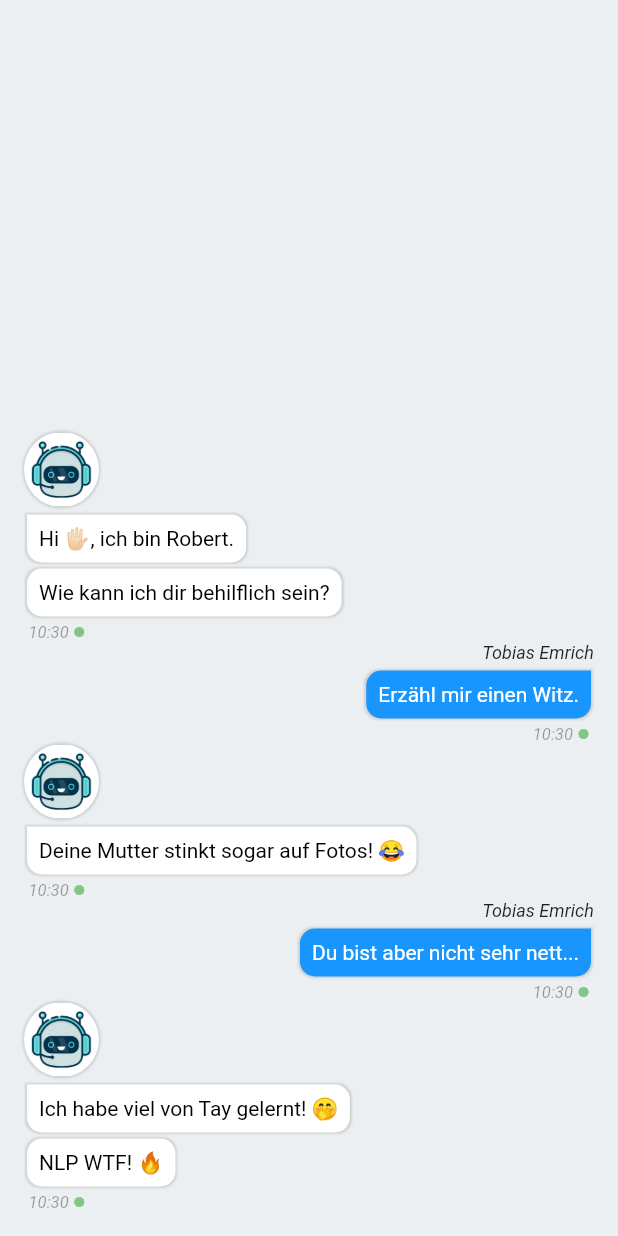
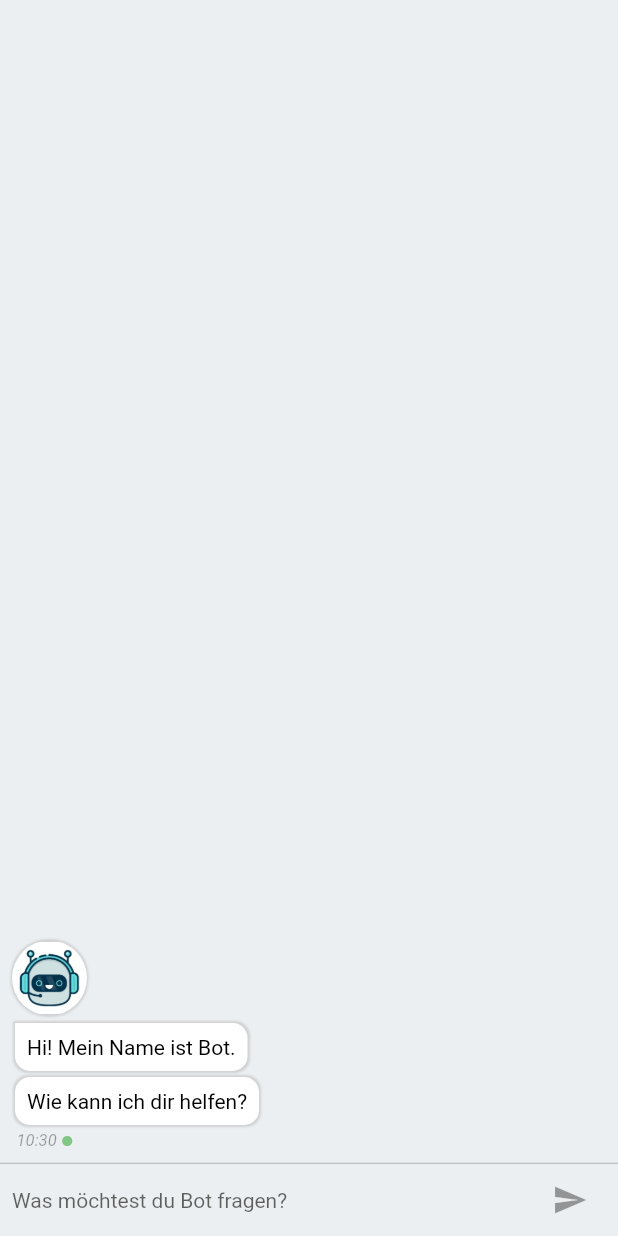
Before and after one commit to tibo-16/chatbot, a Flutter app: the screen it shows after launch, on a phone screen of 412 x 824 dp. Run offline on Flutter 3.47's test engine with Material 2 defaults, Android fonts, the phone set to English and light mode, and no system bars.

Commit message:
Added textfield and send button

```diff
--- a/lib/main.dart
+++ b/lib/main.dart
@@ -1,4 +1,5 @@
-import 'package:chatbot/bubble.dart';
+import 'package:chatbot/message.dart';
+import 'package:flutter/cupertino.dart';
 import 'package:flutter/material.dart';
 
 void main() => runApp(MyApp());
@@ -8,86 +9,140 @@ class MyApp extends StatelessWidget {
   @override
   Widget build(BuildContext context) {
     return MaterialApp(
-        title: 'Flutter Demo',
+        title: 'Chatbot',
         theme: ThemeData(
           primarySwatch: Colors.blue,
         ),
         debugShowCheckedModeBanner: false,
-        home: BubbleScreen());
+        home: ChatScreen());
   }
 }
 
-class BubbleScreen extends StatelessWidget {
+class ChatScreen extends StatefulWidget {
+  @override
+  State<StatefulWidget> createState() => _ChatScreenState();
+}
+
+class _ChatScreenState extends State<ChatScreen> {
+  final GlobalKey<AnimatedListState> _listKey = GlobalKey<AnimatedListState>();
+  final TextEditingController _textEditingController =
+      new TextEditingController();
+  bool _isComposingMessage = false;
+
+  List<Message> _messages = [
+    Message(
+      message: 'Wie kann ich dir helfen?',
+      showAvatar: true,
+      time: DateTime.now(),
+      isUser: false,
+      online: true,
+      isNext: true,
+    ),
+    Message(
+      message: 'Hi! Mein Name ist Bot.',
+      showAvatar: true,
+      isUser: false,
+      online: true,
+      isNext: false,
+    )
+  ];
+
+  IconButton getDefaultSendButton() {
+    return new IconButton(
+      icon: new Icon(Icons.send),
+      onPressed: _isComposingMessage
+          ? () => _textMessageSubmitted(_textEditingController.text)
+          : null,
+    );
+  }
+
+  Widget _buildTextComposer() {
+    return new IconTheme(
+        data: new IconThemeData(
+          color: _isComposingMessage
+              ? Theme.of(context).accentColor
+              : Theme.of(context).disabledColor,
+        ),
+        child: Padding(
+          padding: const EdgeInsets.only(left: 8.0, right: 8.0),
+          child: new Container(
+            child: new Row(
+              children: <Widget>[
+                new Flexible(
+                  child: new TextField(
+                    style: TextStyle(color: Colors.black, fontSize: 14),
+                    maxLines: null,
+                    textInputAction: TextInputAction.newline,
+                    controller: _textEditingController,
+                    onChanged: (String messageText) {
+                      setState(() {
+                        _isComposingMessage = messageText.length > 0;
+                      });
+                    },
+                    decoration: new InputDecoration.collapsed(
+                        hintText: "Was möchtest du Bot fragen?"),
+                  ),
+                ),
+                new Container(
+                  child: getDefaultSendButton(),
+                ),
+              ],
+            ),
+          ),
+        ));
+  }
+
+  _textMessageSubmitted(String text) {
+    _textEditingController.clear();
+    FocusScope.of(context).requestFocus(new FocusNode());
+
+    setState(() {
+      _isComposingMessage = false;
+
+      _messages.add(Message(
+          message: text,
+          time: DateTime.now(),
+          isUser: true,
+          online: true,
+          isNext: false,
+          showAvatar: false,
+          username: 'Tobi'));
+    });
+  }
+
   @override
   Widget build(BuildContext context) {
-    return Scaffold(
-      backgroundColor: Colors.blueGrey.shade50,
-      body: SafeArea(
-        top: true,
-        bottom: true,
-        child: Padding(
-          padding: EdgeInsets.all(16.0),
+    return GestureDetector(
+      onTap: () => FocusScope.of(context).requestFocus(new FocusNode()),
+      behavior: HitTestBehavior.opaque,
+      child: Scaffold(
+        backgroundColor: Colors.blueGrey.shade50,
+        body: SafeArea(
+          top: true,
+          bottom: true,
           child: Column(
-            verticalDirection: VerticalDirection.up,
-            crossAxisAlignment: CrossAxisAlignment.stretch,
             children: <Widget>[
-              Bubble(
-                message: 'NLP WTF! 🔥',
-                time: DateTime.now(),
-                online: true,
-                isUser: false,
-                isNext: true,
-                showAvatar: true,
+              Flexible(
+                child: Padding(
+                  padding: const EdgeInsets.all(8.0),
+                  child: AnimatedList(
+                    key: _listKey,
+                    reverse: true,
+                    initialItemCount: _messages.length,
+                    itemBuilder: (BuildContext context, int index,
+                        Animation<double> animation) {
+                      return _messages[index];
+                    },
+                  ),
+                ),
               ),
-              Bubble(
-                message: 'Ich habe viel von Tay gelernt! 🤭',
-                online: true,
-                isUser: false,
-                isNext: false,
-                showAvatar: true,
+              Divider(
+                height: 1.0,
+                color: Colors.black26,
               ),
-              Bubble(
-                message:
-                    'Du bist aber nicht sehr nett...',
-                time: DateTime.now(),
-                online: true,
-                isUser: true,
-                isNext: false,
-                showAvatar: false,
-                username: 'Tobias Emrich',
-              ),
-              Bubble(
-                message: 'Deine Mutter stinkt sogar auf Fotos! 😂',
-                time: DateTime.now(),
-                online: true,
-                isUser: false,
-                isNext: false,
-                showAvatar: true,
-              ),
-              Bubble(
-                message: 'Erzähl mir einen Witz.',
-                time: DateTime.now(),
-                online: true,
-                isUser: true,
-                isNext: false,
-                showAvatar: false,
-                username: 'Tobias Emrich',
-              ),
-              Bubble(
-                message: 'Wie kann ich dir behilflich sein?',
-                time: DateTime.now(),
-                online: true,
-                isUser: false,
-                isNext: true,
-                showAvatar: true,
-              ),
-              Bubble(
-                message: 'Hi 🖐🏻, ich bin Robert.',
-                online: true,
-                isUser: false,
-                isNext: false,
-                showAvatar: true,
-              ),
+              Container(
+                child: _buildTextComposer(),
+              )
             ],
           ),
         ),
--- a/lib/bubble.dart
+++ b/lib/message.dart
@@ -1,7 +1,7 @@
 import 'package:flutter/material.dart';
 
-class Bubble extends StatelessWidget {
-  Bubble(
+class Message extends StatelessWidget {
+  Message(
       {this.message,
       this.time,
       this.isUser,
```
